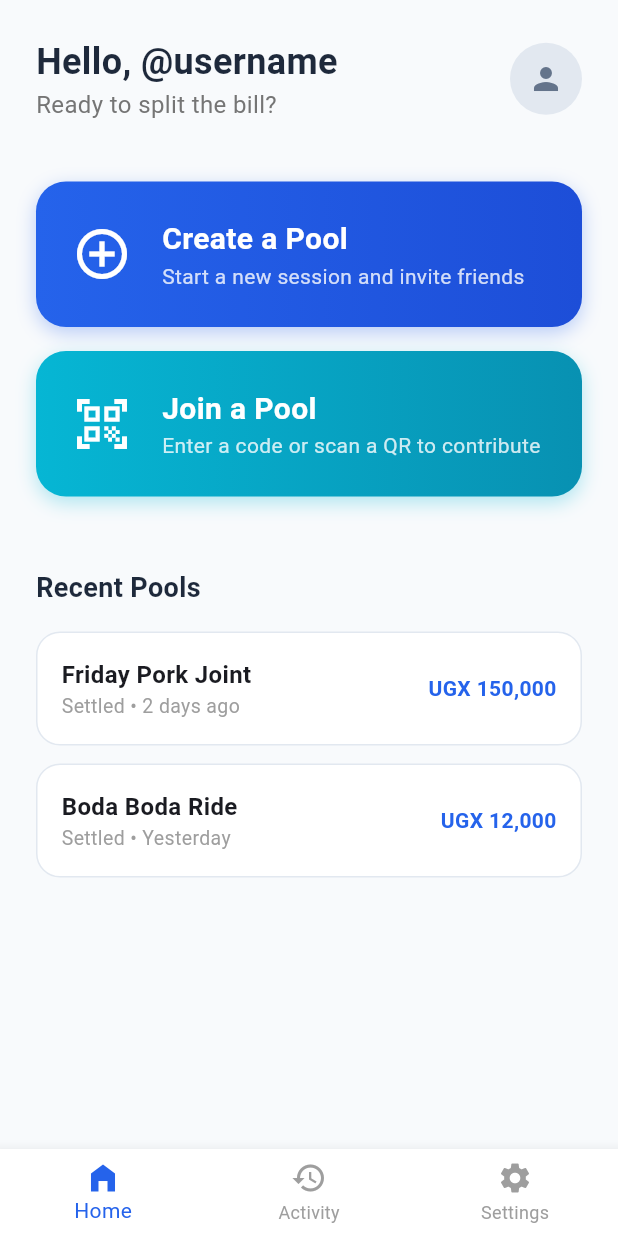
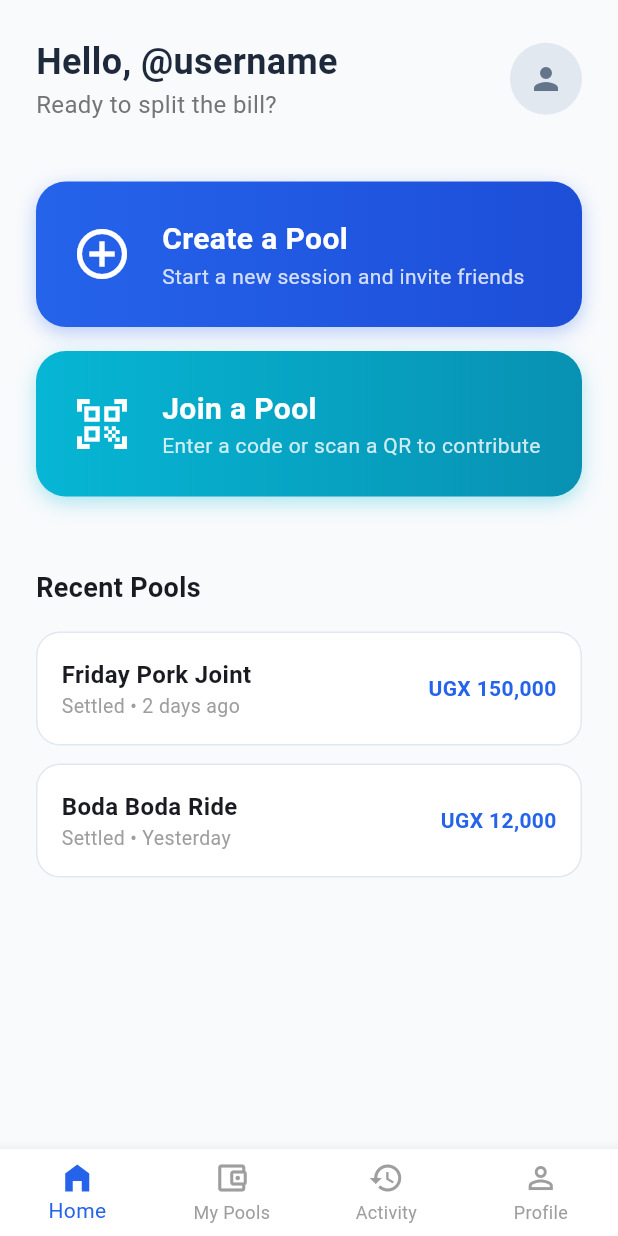
Before and after one commit to KiwanukaGod/temamu, a Flutter app: the HomeScreen screen opened by its route, on a phone screen of 412 x 824 dp. Run offline on Flutter 3.47's test engine with Material 3 defaults, Android fonts, the light colour scheme and no system bars.

Commit message:
Refactor: Change the bottom navigation tabs  and empty screens to them.

```diff
--- a/lib/features/auth/screens/home_screen.dart
+++ b/lib/features/auth/screens/home_screen.dart
@@ -1,12 +1,20 @@
 import 'package:flutter/material.dart';
 
-class HomeScreen extends StatelessWidget {
+class HomeScreen extends StatefulWidget {
   const HomeScreen({super.key});
+
+  @override
+  State<HomeScreen> createState() => _HomeScreenState();
+}
+
+class _HomeScreenState extends State<HomeScreen> {
+  int _selectedIndex = 0;
+  final List<String> _titles = ["Home", "My Pools", "Activity", "Profile"];
 
   @override
   Widget build(BuildContext context) {
     return Scaffold(
-      backgroundColor: const Color(0xFFF8FAFC), // Very light grey/blue background
+      backgroundColor: const Color(0xFFF8FAFC),
       body: SafeArea(
         child: SingleChildScrollView(
           padding: const EdgeInsets.symmetric(horizontal: 24.0),
@@ -14,7 +22,7 @@ class HomeScreen extends StatelessWidget {
             crossAxisAlignment: CrossAxisAlignment.start,
             children: [
               const SizedBox(height: 24),
-              // 1. HEADER: Personalized Greeting
+              // Header
               Row(
                 mainAxisAlignment: MainAxisAlignment.spaceBetween,
                 children: [
@@ -22,13 +30,14 @@ class HomeScreen extends StatelessWidget {
                     crossAxisAlignment: CrossAxisAlignment.start,
                     children: [
                       Text(
-                        "Hello, @username",
-                        style: TextStyle(
+                        _selectedIndex == 0 ? "Hello, @username" : _titles[_selectedIndex],
+                        style: const TextStyle(
                           fontSize: 24,
                           fontWeight: FontWeight.bold,
                           color: Color(0xFF1E293B),
                         ),
                       ),
+                      if (_selectedIndex == 0)
                         Text(
                           "Ready to split the bill?",
                           style: TextStyle(color: Colors.grey[600], fontSize: 16),
@@ -42,9 +51,11 @@ class HomeScreen extends StatelessWidget {
                   ),
                 ],
               ),
+
               const SizedBox(height: 40),
 
-              // 2. MAIN ACTIONS: Create & Join
+              // The IF Statement block you were working on
+              if (_selectedIndex == 0) ...[
                 _buildMainActionCard(
                   context,
                   title: "Create a Pool",
@@ -52,7 +63,7 @@ class HomeScreen extends StatelessWidget {
                   icon: Icons.add_circle_outline,
                   gradient: const [Color(0xFF2563EB), Color(0xFF1D4ED8)],
                   onTap: () {
-                  // Navigate to Create Pool Flow later
+                    // We will link this to the Create Pool screen next
                   },
                 ),
                 const SizedBox(height: 16),
@@ -62,48 +73,51 @@ class HomeScreen extends StatelessWidget {
                   subtitle: "Enter a code or scan a QR to contribute",
                   icon: Icons.qr_code_scanner,
                   gradient: const [Color(0xFF06B6D4), Color(0xFF0891B2)],
-                onTap: () {
-                  // Navigate to Join Pool Flow later
-                },
+                  onTap: () {},
                 ),
-
                 const SizedBox(height: 48),
-
-              // 3. RECENT ACTIVITY SECTION
                 const Text(
                   "Recent Pools",
-                style: TextStyle(
-                  fontSize: 18,
-                  fontWeight: FontWeight.bold,
-                  color: Color(0xFF1E293B),
+                  style: TextStyle(fontSize: 18, fontWeight: FontWeight.bold),
+                ),
+                const SizedBox(height: 16),
+                _buildRecentPoolItem("Friday Pork Joint", "Settled • 2 days ago", "UGX 150,000"),
+                _buildRecentPoolItem("Boda Boda Ride", "Settled • Yesterday", "UGX 12,000"),
+              ],
+
+              if (_selectedIndex != 0)
+                Center(
+                  child: Padding(
+                    padding: const EdgeInsets.only(top: 100),
+                    child: Text(
+                      "Your ${_titles[_selectedIndex]} will appear here.",
+                      style: TextStyle(color: Colors.grey[400]),
                     ),
                   ),
-              const SizedBox(height: 16),
-
-              // Placeholder for a list of recent pools
-              _buildRecentPoolItem("Friday Pork Joint", "Settled • 2 days ago", "UGX 150,000"),
-              _buildRecentPoolItem("Boda Boda Ride", "Settled • Yesterday", "UGX 12,000"),
-
-              const SizedBox(height: 24),
+                ),
             ],
           ),
         ),
       ),
-      // 4. BOTTOM NAVIGATION
       bottomNavigationBar: BottomNavigationBar(
-        currentIndex: 0,
+        currentIndex: _selectedIndex,
+        onTap: (index) => setState(() => _selectedIndex = index),
+        type: BottomNavigationBarType.fixed,
         selectedItemColor: const Color(0xFF2563EB),
         unselectedItemColor: Colors.grey,
+        showUnselectedLabels: true,
         items: const [
           BottomNavigationBarItem(icon: Icon(Icons.home_filled), label: 'Home'),
+          BottomNavigationBarItem(icon: Icon(Icons.account_balance_wallet_outlined), label: 'My Pools'),
           BottomNavigationBarItem(icon: Icon(Icons.history), label: 'Activity'),
-          BottomNavigationBarItem(icon: Icon(Icons.settings), label: 'Settings'),
+          BottomNavigationBarItem(icon: Icon(Icons.person_outline), label: 'Profile'),
         ],
       ),
     );
   }
 
-  // Helper Widget for the large buttons
+  // --- HELPER METHODS (These were missing in your screenshot) ---
+
   Widget _buildMainActionCard(
     BuildContext context, {
     required String title,
@@ -136,21 +150,8 @@ class HomeScreen extends StatelessWidget {
               child: Column(
                 crossAxisAlignment: CrossAxisAlignment.start,
                 children: [
-                  Text(
-                    title,
-                    style: const TextStyle(
-                      color: Colors.white,
-                      fontSize: 20,
-                      fontWeight: FontWeight.bold,
-                    ),
-                  ),
-                  Text(
-                    subtitle,
-                    style: TextStyle(
-                      color: Colors.white.withOpacity(0.8),
-                      fontSize: 14,
-                    ),
-                  ),
+                  Text(title, style: const TextStyle(color: Colors.white, fontSize: 20, fontWeight: FontWeight.bold)),
+                  Text(subtitle, style: TextStyle(color: Colors.white.withOpacity(0.8), fontSize: 14)),
                 ],
               ),
             ),
@@ -160,7 +161,6 @@ class HomeScreen extends StatelessWidget {
     );
   }
 
-  // Helper Widget for the list items
   Widget _buildRecentPoolItem(String title, String subtitle, String amount) {
     return Container(
       margin: const EdgeInsets.only(bottom: 12),
@@ -180,10 +180,7 @@ class HomeScreen extends StatelessWidget {
               Text(subtitle, style: TextStyle(color: Colors.grey[500], fontSize: 13)),
             ],
           ),
-          Text(
-            amount,
-            style: const TextStyle(fontWeight: FontWeight.bold, color: Color(0xFF2563EB)),
-          ),
+          Text(amount, style: const TextStyle(fontWeight: FontWeight.bold, color: Color(0xFF2563EB))),
         ],
       ),
     );
```
Lines whose indentation alone changed are shown as unchanged.
